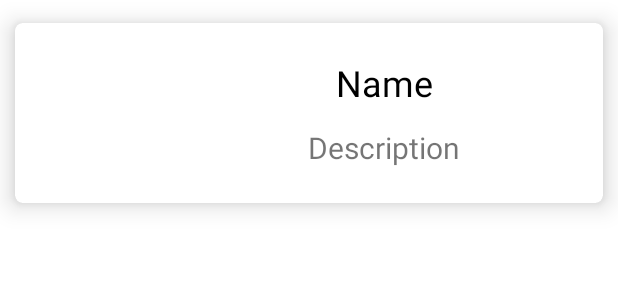
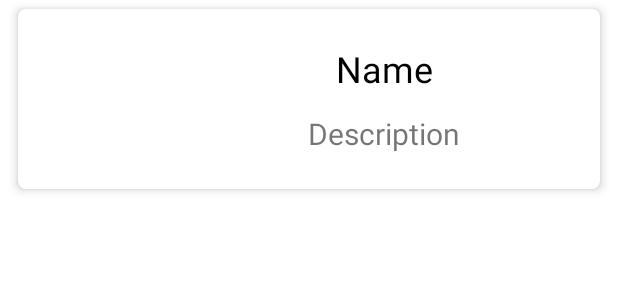
Before and after one commit to MarcecaManu/DnDRealTimeManager, an Android app: the layout layout_character_item.xml on its own in the app's theme, with its tools: preview values and no code run, on a phone screen of 412 x 824 dp. Shown: the top 300 px of the screen. Run offline under Robolectric (Android 15) with nearby library versions, the phone set to English and light mode, and no system bars.

Commit message:
Polished card listviews for characters and games.

```diff
--- a/app/src/main/java/com/example/ddrealtimemanager/MainActivity.kt
+++ b/app/src/main/java/com/example/ddrealtimemanager/MainActivity.kt
@@ -16,7 +16,7 @@ class MainActivity : AppCompatActivity() {
 
         val database = DBHelper(this)
 
-        database.resetDatabase()
+        //database.resetDatabase()
 
         btnDM.setOnClickListener {
             startActivity(Intent(this, DMActivity::class.java))
--- a/app/src/main/java/com/example/ddrealtimemanager/dm/DMActivity.kt
+++ b/app/src/main/java/com/example/ddrealtimemanager/dm/DMActivity.kt
@@ -4,6 +4,7 @@ import android.content.Intent
 import androidx.appcompat.app.AppCompatActivity
 import android.os.Bundle
 import com.example.ddrealtimemanager.R
+import com.example.ddrealtimemanager.shared.CharactersCardListActivity
 import com.example.ddrealtimemanager.shared.CharactersListActivity
 import kotlinx.android.synthetic.main.activity_dmactivity.*
 import kotlinx.android.synthetic.main.activity_player.*
@@ -18,7 +19,7 @@ class DMActivity : AppCompatActivity() {
         }
 
         btn_dm_characters.setOnClickListener {
-            startActivity(Intent(this, CharactersListActivity::class.java))
+            startActivity(Intent(this, CharactersCardListActivity::class.java))
         }
     }
 }
--- a/app/src/main/java/com/example/ddrealtimemanager/shared/real_time/RT_Character.kt
+++ b/app/src/main/java/com/example/ddrealtimemanager/shared/real_time/RT_Character.kt
@@ -1,7 +1,7 @@
 package com.example.ddrealtimemanager.shared.real_time
 
 data class RT_Character(
-    var id: Int,
+    var firebaseId: Int,
     var name: String,
     var race: String,
     var clas: String,
--- a/app/src/main/res/layout/activity_characters_card_list.xml
+++ b/app/src/main/res/layout/activity_characters_card_list.xml
@@ -13,7 +13,10 @@
         app:layout_constraintBottom_toBottomOf="parent"
         app:layout_constraintEnd_toEndOf="parent"
         app:layout_constraintStart_toStartOf="parent"
-        app:layout_constraintTop_toTopOf="parent" />
+        app:layout_constraintTop_toTopOf="parent"
+        android:divider="@android:color/transparent"
+        android:clickable="false"
+        android:listSelector="@android:color/transparent"/>
 
     <com.google.android.material.floatingactionbutton.FloatingActionButton
         android:id="@+id/card_characters_list_fab"
--- a/app/src/main/res/layout/activity_game_list.xml
+++ b/app/src/main/res/layout/activity_game_list.xml
@@ -14,6 +14,9 @@
         app:layout_constraintBottom_toBottomOf="parent"
         app:layout_constraintLeft_toLeftOf="parent"
         app:layout_constraintRight_toRightOf="parent"
-        app:layout_constraintTop_toTopOf="parent" />
+        app:layout_constraintTop_toTopOf="parent"
+        android:divider="@android:color/transparent"
+        android:clickable="false"
+        android:listSelector="@android:color/transparent"/>
 
 </androidx.constraintlayout.widget.ConstraintLayout>
--- a/app/src/main/res/layout/layout_character_item.xml
+++ b/app/src/main/res/layout/layout_character_item.xml
@@ -5,15 +5,18 @@
     xmlns:tools="http://schemas.android.com/tools"
     android:layout_width="match_parent"
     android:layout_height="wrap_content"
-    app:cardElevation="10dp"
+    app:cardElevation="4dp"
     app:cardCornerRadius="5dp"
     app:cardPreventCornerOverlap="false"
     android:paddingRight="20dp"
     android:paddingLeft="20dp"
-    android:paddingTop="10dp"
-    android:paddingBottom="10dp"
+    android:paddingTop="4dp"
+    android:paddingBottom="4dp"
+    android:layout_marginHorizontal="8dp"
     app:cardBackgroundColor="#FFFFFF"
-    app:cardUseCompatPadding="true">
+    app:cardUseCompatPadding="true"
+    android:foreground="?android:attr/selectableItemBackground"
+    >
 
     <LinearLayout
         android:layout_width="match_parent"
@@ -29,7 +32,7 @@
             android:layout_margin="0dp"
             android:adjustViewBounds="true"
             android:scaleType="fitXY"
-            android:padding="10dp" />
+            android:padding="5dp" />
 
         <androidx.constraintlayout.widget.ConstraintLayout
             android:layout_width="match_parent"
--- a/app/src/main/res/layout/layout_game_card_item.xml
+++ b/app/src/main/res/layout/layout_game_card_item.xml
@@ -12,8 +12,9 @@
     android:paddingLeft="20dp"
     android:paddingTop="10dp"
     android:paddingBottom="10dp"
-    app:cardBackgroundColor="#DDFFFF"
-    app:cardUseCompatPadding="true">
+    app:cardBackgroundColor="#FFFFFF"
+    app:cardUseCompatPadding="true"
+    android:foreground="?android:attr/selectableItemBackground">
 
     <LinearLayout
         android:layout_width="match_parent"
```
